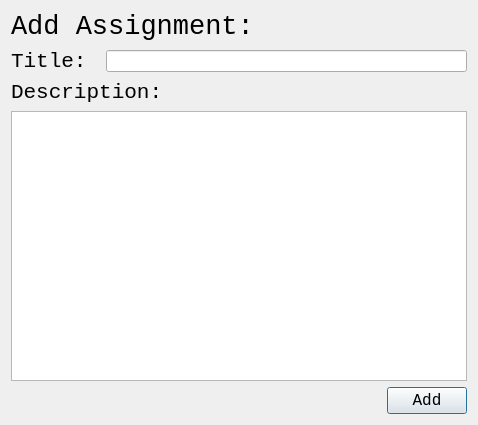
Before: the Qt Designer form GAUI/addassignmentdialog.ui in ezfe/grading-assistant-cs205, drawn with Qt 5.
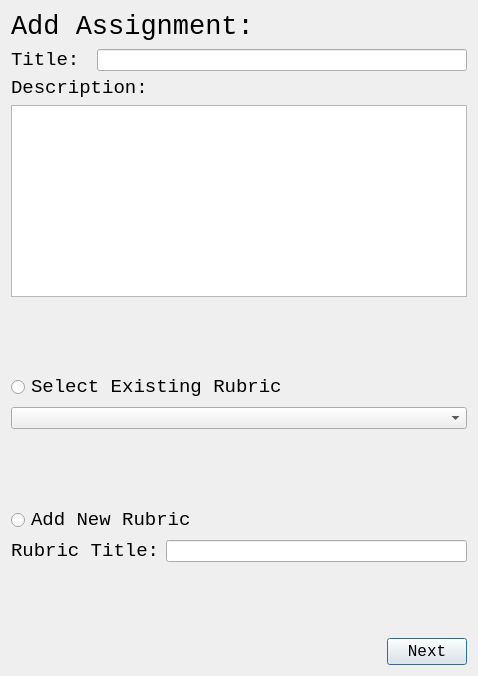
After: the same form once the commit is applied.

Commit message:
Changed rubric setup
-only way to make new rubric is through an assignment
-expanded add assignment dialog
-can add new assignment from setup grading section dialog
-edited rubric page

The edit to the form file:
```diff
--- a/GAUI/addassignmentdialog.ui
+++ b/GAUI/addassignmentdialog.ui
@@ -7,25 +7,18 @@
     <x>0</x>
     <y>0</y>
     <width>478</width>
-    <height>425</height>
+    <height>676</height>
    </rect>
   </property>
   <property name="windowTitle">
    <string>Dialog</string>
   </property>
   <layout class="QGridLayout" name="gridLayout">
-   <item row="0" column="0">
-    <widget class="QLabel" name="label">
-     <property name="font">
-      <font>
-       <family>Monospace</family>
-       <pointsize>20</pointsize>
-      </font>
-     </property>
-     <property name="text">
-      <string>Add Assignment:</string>
-     </property>
-    </widget>
+   <item row="3" column="0">
+    <widget class="QPlainTextEdit" name="descriptionEdit"/>
+   </item>
+   <item row="6" column="0">
+    <widget class="QComboBox" name="rubricComboBox"/>
    </item>
    <item row="1" column="0">
     <layout class="QHBoxLayout" name="horizontalLayout">
@@ -34,7 +27,7 @@
        <property name="font">
         <font>
          <family>Monospace</family>
-         <pointsize>16</pointsize>
+         <pointsize>14</pointsize>
         </font>
        </property>
        <property name="text">
@@ -47,12 +40,32 @@
      </item>
     </layout>
    </item>
+   <item row="9" column="0">
+    <layout class="QHBoxLayout" name="horizontalLayout_3">
+     <item>
+      <widget class="QLabel" name="label_4">
+       <property name="font">
+        <font>
+         <family>Monospace</family>
+         <pointsize>14</pointsize>
+        </font>
+       </property>
+       <property name="text">
+        <string>Rubric Title:</string>
+       </property>
+      </widget>
+     </item>
+     <item>
+      <widget class="QLineEdit" name="rubricTitleEdit"/>
+     </item>
+    </layout>
+   </item>
    <item row="2" column="0">
     <widget class="QLabel" name="label_3">
      <property name="font">
       <font>
        <family>Monospace</family>
-       <pointsize>16</pointsize>
+       <pointsize>14</pointsize>
       </font>
      </property>
      <property name="text">
@@ -60,10 +73,33 @@
      </property>
     </widget>
    </item>
-   <item row="3" column="0">
-    <widget class="QPlainTextEdit" name="descriptionEdit"/>
+   <item row="7" column="0">
+    <spacer name="verticalSpacer_2">
+     <property name="orientation">
+      <enum>Qt::Vertical</enum>
+     </property>
+     <property name="sizeHint" stdset="0">
+      <size>
+       <width>20</width>
+       <height>40</height>
+      </size>
+     </property>
+    </spacer>
    </item>
-   <item row="4" column="0">
+   <item row="0" column="0">
+    <widget class="QLabel" name="label">
+     <property name="font">
+      <font>
+       <family>Monospace</family>
+       <pointsize>20</pointsize>
+      </font>
+     </property>
+     <property name="text">
+      <string>Add Assignment:</string>
+     </property>
+    </widget>
+   </item>
+   <item row="11" column="0">
     <layout class="QHBoxLayout" name="horizontalLayout_2">
      <item>
       <spacer name="horizontalSpacer">
@@ -87,12 +123,64 @@
         </font>
        </property>
        <property name="text">
-        <string>Add</string>
+        <string>Next</string>
        </property>
       </widget>
      </item>
     </layout>
    </item>
+   <item row="5" column="0">
+    <widget class="QRadioButton" name="selectExistingButton">
+     <property name="font">
+      <font>
+       <family>Monospace</family>
+       <pointsize>14</pointsize>
+      </font>
+     </property>
+     <property name="text">
+      <string>Select Existing Rubric</string>
+     </property>
+    </widget>
+   </item>
+   <item row="8" column="0">
+    <widget class="QRadioButton" name="addNewButton">
+     <property name="font">
+      <font>
+       <family>Monospace</family>
+       <pointsize>14</pointsize>
+      </font>
+     </property>
+     <property name="text">
+      <string>Add New Rubric</string>
+     </property>
+    </widget>
+   </item>
+   <item row="4" column="0">
+    <spacer name="verticalSpacer">
+     <property name="orientation">
+      <enum>Qt::Vertical</enum>
+     </property>
+     <property name="sizeHint" stdset="0">
+      <size>
+       <width>20</width>
+       <height>40</height>
+      </size>
+     </property>
+    </spacer>
+   </item>
+   <item row="10" column="0">
+    <spacer name="verticalSpacer_3">
+     <property name="orientation">
+      <enum>Qt::Vertical</enum>
+     </property>
+     <property name="sizeHint" stdset="0">
+      <size>
+       <width>20</width>
+       <height>40</height>
+      </size>
+     </property>
+    </spacer>
+   </item>
   </layout>
  </widget>
  <resources/>
```
Left out of the diff: 2 changed lines with no effect on the pictures. The commit also changes 8 other files.
